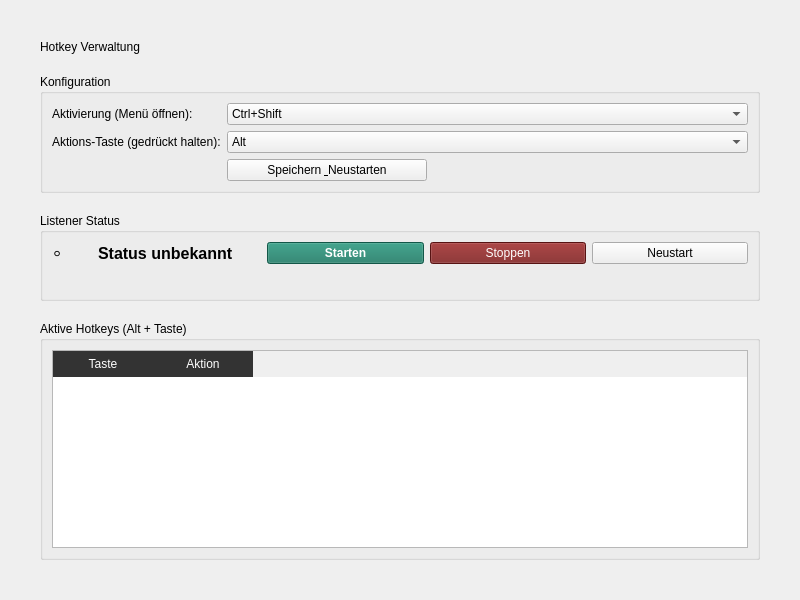
Qt form src/smartdesk/ui/gui/pages/ui/hotkey_page.ui (Neongrau23/SmartDesk) before a commit.
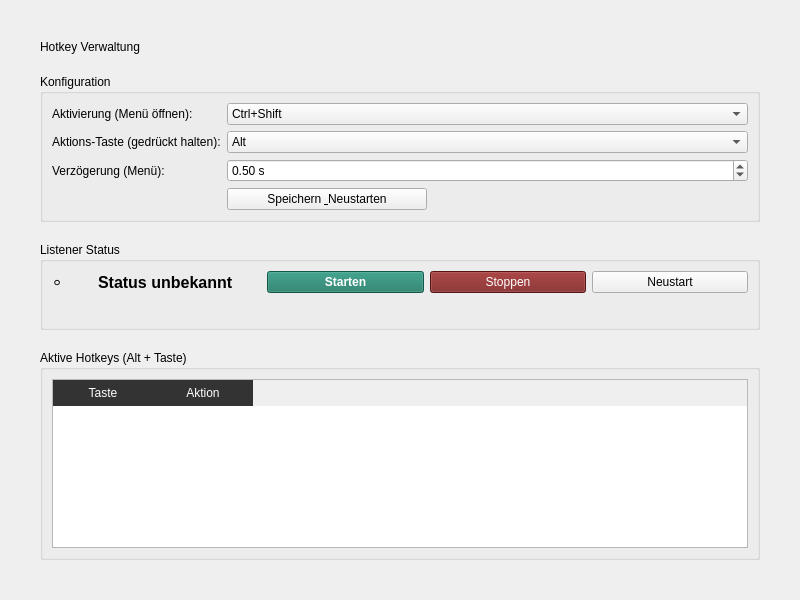
The same form after that commit.

Commit message: feat: Add configurable hold duration for banner menu

```diff
--- a/src/smartdesk/ui/gui/pages/ui/hotkey_page.ui
+++ b/src/smartdesk/ui/gui/pages/ui/hotkey_page.ui
@@ -55,7 +55,21 @@
         <item><property name="text"><string>Win</string></property></item>
        </widget>
       </item>
+      <item row="2" column="0">
+       <widget class="QLabel" name="label_duration">
+        <property name="text"><string>Verzögerung (Menü):</string></property>
+       </widget>
+      </item>
       <item row="2" column="1">
+       <widget class="QDoubleSpinBox" name="spin_hold_duration">
+        <property name="minimum"><double>0.1</double></property>
+        <property name="maximum"><double>3.0</double></property>
+        <property name="singleStep"><double>0.1</double></property>
+        <property name="value"><double>0.5</double></property>
+        <property name="suffix"><string> s</string></property>
+       </widget>
+      </item>
+      <item row="3" column="1">
        <widget class="QPushButton" name="btn_save_config">
         <property name="text"><string>Speichern &amp; Neustarten</string></property>
         <property name="maximumSize"><size><width>200</width><height>16777215</height></size></property>
```
The commit also changes 3 other files.
